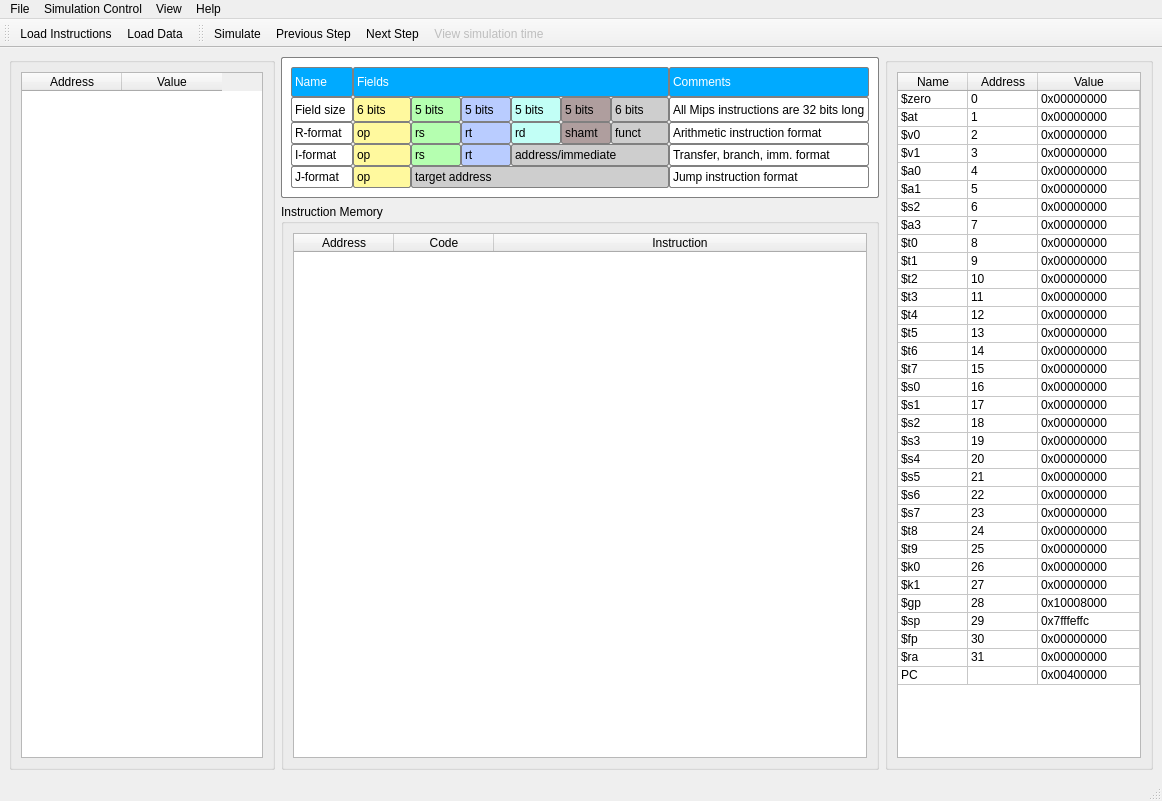
Before: the Qt Designer form FrontEnd/View/MainWindow.ui in edualvss/MipsSimulator, drawn with Qt 5.
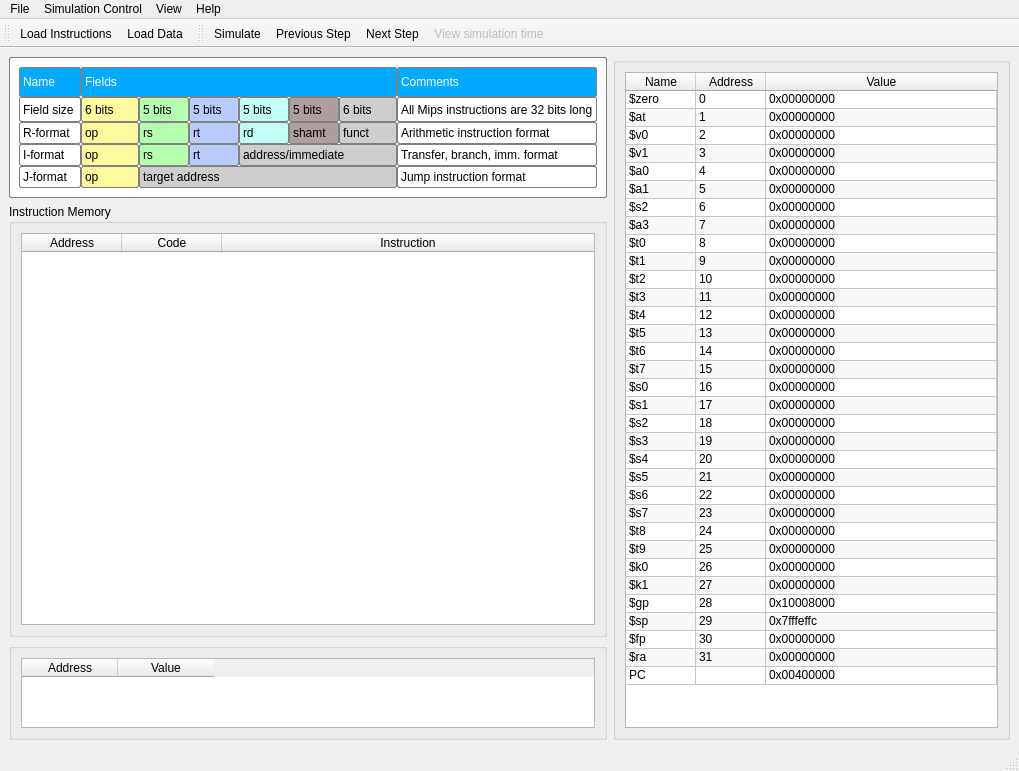
After: the same form once the commit is applied. Icons and pictures are not drawn.

Commit message: Method of update data table in view, fixed

Diff of the .ui file:
```diff
--- a/FrontEnd/View/MainWindow.ui
+++ b/FrontEnd/View/MainWindow.ui
@@ -6,8 +6,8 @@
    <rect>
     <x>0</x>
     <y>0</y>
-    <width>1162</width>
-    <height>801</height>
+    <width>1019</width>
+    <height>771</height>
    </rect>
   </property>
   <property name="windowTitle">
@@ -23,82 +23,7 @@
   <widget class="QWidget" name="centralwidget">
    <layout class="QHBoxLayout" name="horizontalLayout">
     <item>
-     <widget class="QGroupBox" name="groupDataMemory">
-      <property name="title">
-       <string/>
-      </property>
-      <layout class="QVBoxLayout" name="verticalLayout_2">
-       <item>
-        <widget class="QTableWidget" name="tableDataMemory">
-         <property name="minimumSize">
-          <size>
-           <width>216</width>
-           <height>0</height>
-          </size>
-         </property>
-         <property name="palette">
-          <palette>
-           <active>
-            <colorrole role="Highlight">
-             <brush brushstyle="SolidPattern">
-              <color alpha="255">
-               <red>51</red>
-               <green>153</green>
-               <blue>255</blue>
-              </color>
-             </brush>
-            </colorrole>
-           </active>
-           <inactive>
-            <colorrole role="Highlight">
-             <brush brushstyle="SolidPattern">
-              <color alpha="255">
-               <red>255</red>
-               <green>255</green>
-               <blue>0</blue>
-              </color>
-             </brush>
-            </colorrole>
-           </inactive>
-           <disabled>
-            <colorrole role="Highlight">
-             <brush brushstyle="SolidPattern">
-              <color alpha="255">
-               <red>51</red>
-               <green>153</green>
-               <blue>255</blue>
-              </color>
-             </brush>
-            </colorrole>
-           </disabled>
-          </palette>
-         </property>
-         <property name="editTriggers">
-          <set>QAbstractItemView::NoEditTriggers</set>
-         </property>
-         <attribute name="horizontalHeaderDefaultSectionSize">
-          <number>100</number>
-         </attribute>
-         <attribute name="verticalHeaderVisible">
-          <bool>false</bool>
-         </attribute>
-         <column>
-          <property name="text">
-           <string>Address</string>
-          </property>
-         </column>
-         <column>
-          <property name="text">
-           <string>Value</string>
-          </property>
-         </column>
-        </widget>
-       </item>
-      </layout>
-     </widget>
-    </item>
-    <item>
-     <layout class="QVBoxLayout" name="verticalLayout_5">
+     <layout class="QVBoxLayout" name="verticalLayout_5" stretch="0,2,0">
       <item>
        <widget class="QGroupBox" name="groupInstructionFormat">
         <property name="styleSheet">
@@ -801,6 +726,9 @@
            <property name="editTriggers">
             <set>QAbstractItemView::NoEditTriggers</set>
            </property>
+           <property name="alternatingRowColors">
+            <bool>true</bool>
+           </property>
            <property name="selectionBehavior">
             <enum>QAbstractItemView::SelectRows</enum>
            </property>
@@ -814,7 +742,10 @@
             <bool>true</bool>
            </attribute>
            <attribute name="verticalHeaderDefaultSectionSize">
-            <number>30</number>
+            <number>22</number>
+           </attribute>
+           <attribute name="verticalHeaderMinimumSectionSize">
+            <number>22</number>
            </attribute>
            <column>
             <property name="text">
@@ -836,6 +767,96 @@
         </layout>
        </widget>
       </item>
+      <item>
+       <widget class="QGroupBox" name="groupDataMemory">
+        <property name="title">
+         <string/>
+        </property>
+        <layout class="QVBoxLayout" name="verticalLayout_2">
+         <item>
+          <widget class="QTableWidget" name="tableDataMemory">
+           <property name="minimumSize">
+            <size>
+             <width>216</width>
+             <height>0</height>
+            </size>
+           </property>
+           <property name="palette">
+            <palette>
+             <active>
+              <colorrole role="Highlight">
+               <brush brushstyle="SolidPattern">
+                <color alpha="255">
+                 <red>51</red>
+                 <green>153</green>
+                 <blue>255</blue>
+                </color>
+               </brush>
+              </colorrole>
+             </active>
+             <inactive>
+              <colorrole role="Highlight">
+               <brush brushstyle="SolidPattern">
+                <color alpha="255">
+                 <red>255</red>
+                 <green>255</green>
+                 <blue>0</blue>
+                </color>
+               </brush>
+              </colorrole>
+             </inactive>
+             <disabled>
+              <colorrole role="Highlight">
+               <brush brushstyle="SolidPattern">
+                <color alpha="255">
+                 <red>51</red>
+                 <green>153</green>
+                 <blue>255</blue>
+                </color>
+               </brush>
+              </colorrole>
+             </disabled>
+            </palette>
+           </property>
+           <property name="sizeAdjustPolicy">
+            <enum>QAbstractScrollArea::AdjustToContents</enum>
+           </property>
+           <property name="editTriggers">
+            <set>QAbstractItemView::NoEditTriggers</set>
+           </property>
+           <property name="alternatingRowColors">
+            <bool>true</bool>
+           </property>
+           <attribute name="horizontalHeaderDefaultSectionSize">
+            <number>96</number>
+           </attribute>
+           <attribute name="horizontalHeaderMinimumSectionSize">
+            <number>96</number>
+           </attribute>
+           <attribute name="verticalHeaderVisible">
+            <bool>false</bool>
+           </attribute>
+           <attribute name="verticalHeaderDefaultSectionSize">
+            <number>16</number>
+           </attribute>
+           <attribute name="verticalHeaderMinimumSectionSize">
+            <number>16</number>
+           </attribute>
+           <column>
+            <property name="text">
+             <string>Address</string>
+            </property>
+           </column>
+           <column>
+            <property name="text">
+             <string>Value</string>
+            </property>
+           </column>
+          </widget>
+         </item>
+        </layout>
+       </widget>
+      </item>
      </layout>
     </item>
     <item>
@@ -898,6 +919,9 @@
          <property name="editTriggers">
           <set>QAbstractItemView::NoEditTriggers</set>
          </property>
+         <property name="alternatingRowColors">
+          <bool>true</bool>
+         </property>
          <attribute name="horizontalHeaderDefaultSectionSize">
           <number>70</number>
          </attribute>
@@ -1603,7 +1627,7 @@
     <rect>
      <x>0</x>
      <y>0</y>
-     <width>1162</width>
+     <width>1019</width>
      <height>26</height>
     </rect>
    </property>
```
Left out of the diff: 3 changed lines with no effect on the pictures. The commit also changes 1 other file.
